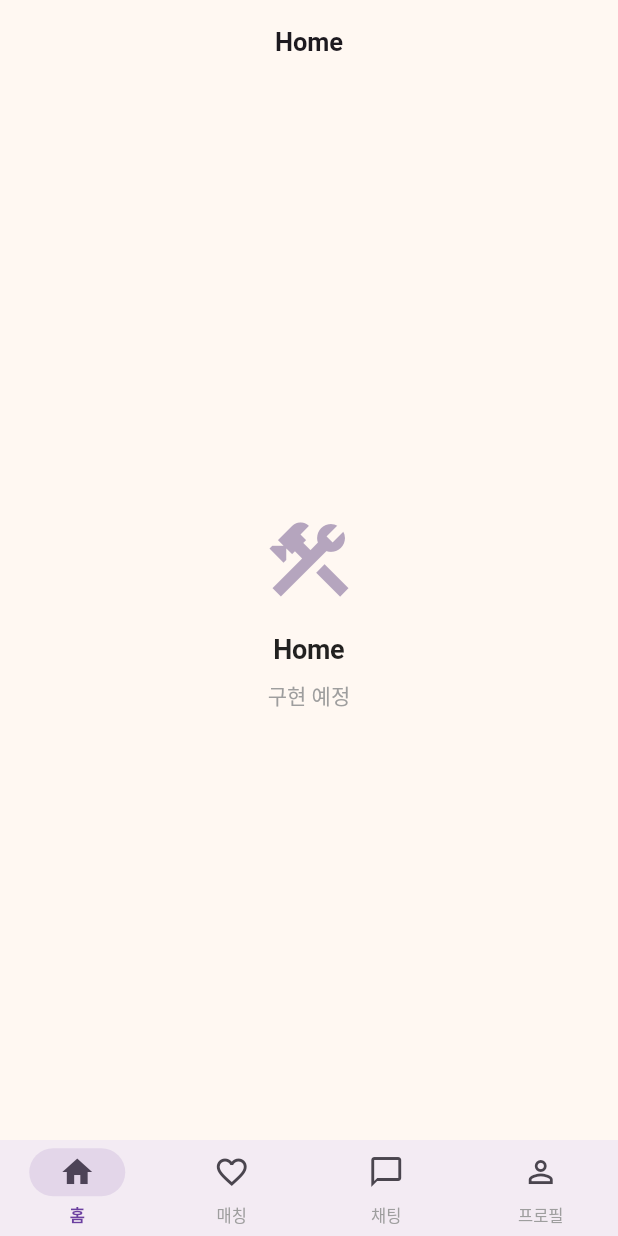
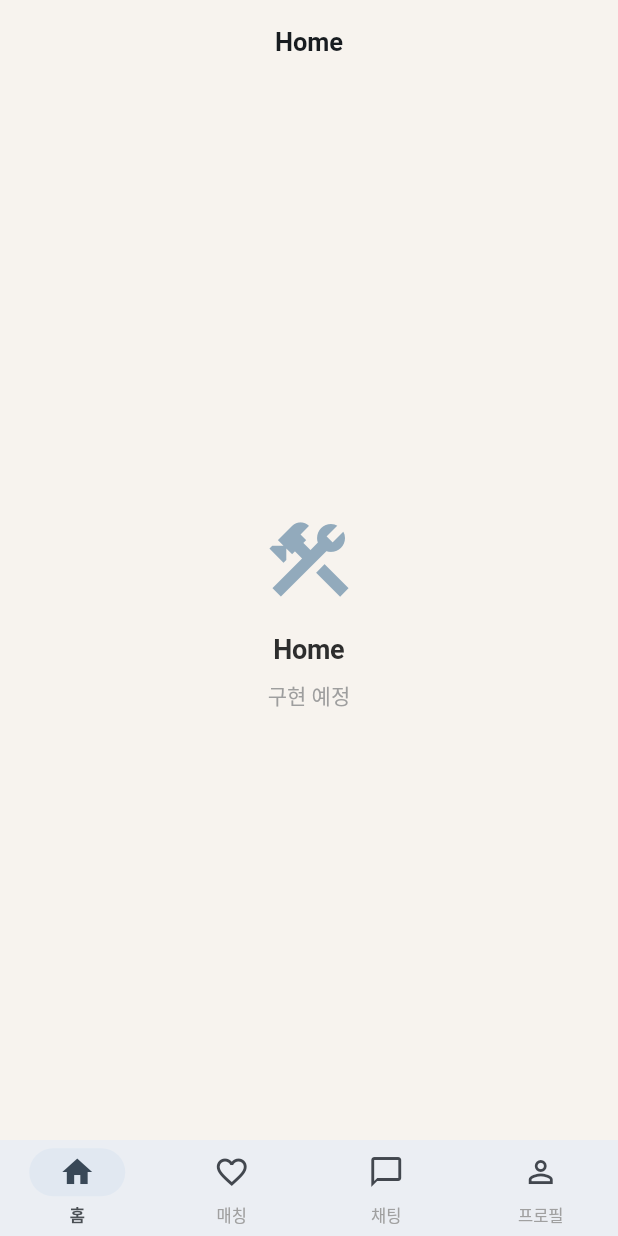
Before and after one commit to unknownstarter/saju-app, a Flutter app: the screen it shows once a user with an empty profile is signed in, on a phone screen of 412 x 824 dp. Run offline on Flutter 3.47's test engine with Material 3 defaults, Android fonts, the phone set to English and light mode, and no system bars; our stand-ins replace flutter_riverpod, go_router, riverpod_annotation, supabase_flutter; accounts and stored records are empty; generated files the repository leaves out were written again.

Commit message:
design: 한지 팔레트 디자인 시스템 및 오행이 캐릭터 에셋 추가
- app_theme.dart: 한지(韓紙) 색상 체계로 전면 개편 (Primary #A8C8E8, Secondary #F2D0D5, Tertiary #4A4F54)
- 오행 캐릭터 SVG 5종 (나무리/불꼬리/흙순이/쇠동이/물결이) — 고양이 컨셉
- 디자인 시스템 문서 및 AI 캐릭터 생성 프롬프트 가이드 작성
- flutter_svg 의존성 추가, find-skills 스킬 설치

Co-Authored-By: Claude Opus 4.6 <noreply@anthropic.com>

```diff
--- a/lib/core/theme/app_theme.dart
+++ b/lib/core/theme/app_theme.dart
@@ -1,36 +1,54 @@
 import 'package:flutter/material.dart';
 
-/// 앱 테마 설정
+/// 앱 테마 설정 — "한지(韓紙)" 디자인 시스템
 ///
-/// 사주 기반 데이팅 앱에 맞는 따뜻하고 신비로운 컬러 팔레트를 사용합니다.
-/// - Primary: 자주색 계열 (신비로움, 운명)
-/// - Secondary: 코랄/핑크 계열 (따뜻함, 로맨스)
-/// - Tertiary: 골드 계열 (고급스러움, 동양적 느낌)
+/// 한국 전통 한지의 은은한 자연색을 기반으로 한 디자인 시스템.
+/// - Primary: 한지 하늘색 (은은한 청색)
+/// - Secondary: 한지 연분홍 (옅은 핑크)
+/// - Tertiary: 먹회색 (짙은 회색)
 ///
-/// 한국어 가독성을 위해 시스템 폰트(Apple SD Gothic Neo / Roboto)를 기본으로 사용하되,
-/// Pretendard 웹폰트를 assets에 추가하면 자동으로 적용되는 구조입니다.
+/// 듀얼 무드: 라이트(캐주얼) ↔ 다크(신비) 컨텍스트 기반 전환
 abstract final class AppTheme {
   // ===========================================================================
-  // 컬러 시스템
+  // 컬러 시스템 — 한지 팔레트
   // ===========================================================================
 
   // 브랜드 시드 컬러
-  static const _primarySeed = Color(0xFF6B3FA0); // 자주색 (신비/운명)
-  static const _secondarySeed = Color(0xFFE8617D); // 코랄 핑크 (로맨스)
-  static const _tertiarySeed = Color(0xFFD4A24E); // 골드 (동양적/프리미엄)
+  static const _primarySeed = Color(0xFFA8C8E8); // 한지 하늘색
+  static const _secondarySeed = Color(0xFFF2D0D5); // 한지 연분홍
+  static const _tertiarySeed = Color(0xFF4A4F54); // 먹회색
 
-  // 오행 컬러 (사주 UI에서 사용)
-  static const woodColor = Color(0xFF4CAF50); // 목(木) - 초록
-  static const fireColor = Color(0xFFEF5350); // 화(火) - 빨강
-  static const earthColor = Color(0xFFFFC107); // 토(土) - 황금
-  static const metalColor = Color(0xFFBDBDBD); // 금(金) - 은회색
-  static const waterColor = Color(0xFF42A5F5); // 수(水) - 파랑
+  // 한지 배경 컬러
+  static const _lightBackground = Color(0xFFF7F3EE); // 한지색
+  static const _lightSurface = Color(0xFFFEFCF9); // 밝은 한지
+  static const _lightElevated = Color(0xFFF0EDE8); // 어두운 한지
+  static const _darkBackground = Color(0xFF1D1E23); // 먹색
+  static const _darkSurface = Color(0xFF2A2B32); // 짙은 먹
+  static const _darkCard = Color(0xFF35363F); // 밝은 먹
 
-  // 궁합 점수 컬러
-  static const compatibilityExcellent = Color(0xFFE91E63); // 90-100: 천생연분
-  static const compatibilityGood = Color(0xFFFF7043); // 70-89: 좋은 인연
-  static const compatibilityNormal = Color(0xFFFFA726); // 50-69: 보통
-  static const compatibilityLow = Color(0xFF78909C); // 0-49: 노력 필요
+  // 오행 컬러 — 한지 톤 (비비드 금지)
+  static const woodColor = Color(0xFF8FB89A); // 목(木) - 수묵 초록
+  static const fireColor = Color(0xFFD4918E); // 화(火) - 연지 핑크
+  static const earthColor = Color(0xFFC8B68E); // 토(土) - 황토 한지
+  static const metalColor = Color(0xFFB8BCC0); // 금(金) - 먹탄 은회
+  static const waterColor = Color(0xFF89B0CB); // 수(水) - 쪽빛 하늘
+
+  // 오행 파스텔 (배경, 뱃지 등)
+  static const woodPastel = Color(0xFFD4E4D7);
+  static const firePastel = Color(0xFFF0D4D2);
+  static const earthPastel = Color(0xFFE8DFC8);
+  static const metalPastel = Color(0xFFE0E2E4);
+  static const waterPastel = Color(0xFFC8DBEA);
+
+  // 궁합 점수 컬러 — 한지 톤
+  static const compatibilityExcellent = Color(0xFFC27A88); // 90-100: 연지색
+  static const compatibilityGood = Color(0xFFC49A7C); // 70-89: 황토 살구
+  static const compatibilityNormal = Color(0xFFA8B0A0); // 50-69: 회녹색
+  static const compatibilityLow = Color(0xFF959EA2); // 0-49: 구색
+
+  // 신비 모드 전용
+  static const mysticGlow = Color(0xFFC8B68E); // 은은한 골드 글로우
+  static const mysticAccent = Color(0xFFD4C9A8); // 밝은 황토
 
   /// 궁합 점수에 따른 컬러 반환
   static Color compatibilityColor(int score) {
@@ -40,8 +58,53 @@ abstract final class AppTheme {
     return compatibilityLow;
   }
 
+  /// 오행 타입에 따른 메인 컬러 반환
+  static Color fiveElementColor(String element) {
+    return switch (element) {
+      '목' || '木' || 'wood' => woodColor,
+      '화' || '火' || 'fire' => fireColor,
+      '토' || '土' || 'earth' => earthColor,
+      '금' || '金' || 'metal' => metalColor,
+      '수' || '水' || 'water' => waterColor,
+      _ => metalColor,
+    };
+  }
+
+  /// 오행 타입에 따른 파스텔 컬러 반환
+  static Color fiveElementPastel(String element) {
+    return switch (element) {
+      '목' || '木' || 'wood' => woodPastel,
+      '화' || '火' || 'fire' => firePastel,
+      '토' || '土' || 'earth' => earthPastel,
+      '금' || '金' || 'metal' => metalPastel,
+      '수' || '水' || 'water' => waterPastel,
+      _ => metalPastel,
+    };
+  }
+
   // ===========================================================================
-  // 라이트 테마
+  // 스페이싱 시스템 (4px 기반)
+  // ===========================================================================
+
+  static const spacingXs = 4.0;
+  static const spacingSm = 8.0;
+  static const spacingMd = 16.0;
+  static const spacingLg = 24.0;
+  static const spacingXl = 32.0;
+  static const spacingXxl = 48.0;
+
+  // ===========================================================================
+  // Border Radius
+  // ===========================================================================
+
+  static const radiusSm = 8.0;
+  static const radiusMd = 12.0;
+  static const radiusLg = 16.0;
+  static const radiusXl = 20.0;
+  static const radiusFull = 999.0;
+
+  // ===========================================================================
+  // 라이트 테마 (기본 — 캐주얼 모드)
   // ===========================================================================
 
   static final light = ThemeData(
@@ -54,12 +117,13 @@ abstract final class AppTheme {
       secondary: _secondarySeed,
       tertiary: _tertiarySeed,
       brightness: Brightness.light,
-      // 배경을 따뜻한 크림톤으로
-      surface: const Color(0xFFFFF8F2),
+      surface: _lightSurface,
     ),
 
+    // --- 스캐폴드 배경 ---
+    scaffoldBackgroundColor: _lightBackground,
+
     // --- 타이포그래피 ---
-    // TODO: Pretendard 폰트 추가 시 fontFamily를 'Pretendard'로 변경
     textTheme: _buildTextTheme(Brightness.light),
 
     // --- AppBar ---
@@ -72,10 +136,10 @@ abstract final class AppTheme {
     ),
 
     // --- Card ---
-    cardTheme: CardTheme(
+    cardTheme: CardThemeData(
       elevation: 0,
       shape: RoundedRectangleBorder(
-        borderRadius: BorderRadius.circular(16),
+        borderRadius: BorderRadius.circular(radiusLg),
       ),
       clipBehavior: Clip.antiAlias,
       color: Colors.white,
@@ -87,7 +151,7 @@ abstract final class AppTheme {
       style: FilledButton.styleFrom(
         minimumSize: const Size(double.infinity, 52),
         shape: RoundedRectangleBorder(
-          borderRadius: BorderRadius.circular(14),
+          borderRadius: BorderRadius.circular(radiusMd + 2),
         ),
         textStyle: const TextStyle(
           fontSize: 16,
@@ -102,9 +166,9 @@ abstract final class AppTheme {
       style: OutlinedButton.styleFrom(
         minimumSize: const Size(double.infinity, 52),
         shape: RoundedRectangleBorder(
-          borderRadius: BorderRadius.circular(14),
+          borderRadius: BorderRadius.circular(radiusMd + 2),
         ),
-        side: BorderSide(color: _primarySeed.withValues(alpha: 0.3)),
+        side: BorderSide(color: _primarySeed.withValues(alpha: 0.4)),
         textStyle: const TextStyle(
           fontSize: 16,
           fontWeight: FontWeight.w600,
@@ -126,30 +190,30 @@ abstract final class AppTheme {
     // --- InputDecoration ---
     inputDecorationTheme: InputDecorationTheme(
       filled: true,
-      fillColor: const Color(0xFFF5F5F5),
+      fillColor: _lightElevated,
       contentPadding: const EdgeInsets.symmetric(horizontal: 16, vertical: 14),
       border: OutlineInputBorder(
-        borderRadius: BorderRadius.circular(12),
+        borderRadius: BorderRadius.circular(radiusMd),
         borderSide: BorderSide.none,
       ),
       enabledBorder: OutlineInputBorder(
-        borderRadius: BorderRadius.circular(12),
+        borderRadius: BorderRadius.circular(radiusMd),
         borderSide: BorderSide.none,
       ),
       focusedBorder: OutlineInputBorder(
-        borderRadius: BorderRadius.circular(12),
+        borderRadius: BorderRadius.circular(radiusMd),
         borderSide: BorderSide(color: _primarySeed, width: 1.5),
       ),
       errorBorder: OutlineInputBorder(
-        borderRadius: BorderRadius.circular(12),
-        borderSide: const BorderSide(color: Colors.red, width: 1),
+        borderRadius: BorderRadius.circular(radiusMd),
+        borderSide: BorderSide(color: fireColor.withValues(alpha: 0.6), width: 1),
       ),
       focusedErrorBorder: OutlineInputBorder(
-        borderRadius: BorderRadius.circular(12),
-        borderSide: const BorderSide(color: Colors.red, width: 1.5),
+        borderRadius: BorderRadius.circular(radiusMd),
+        borderSide: BorderSide(color: fireColor.withValues(alpha: 0.8), width: 1.5),
       ),
-      hintStyle: TextStyle(
-        color: Colors.grey.shade400,
+      hintStyle: const TextStyle(
+        color: Color(0xFFA0A0A0),
         fontSize: 15,
       ),
     ),
@@ -157,7 +221,7 @@ abstract final class AppTheme {
     // --- Chip ---
     chipTheme: ChipThemeData(
       shape: RoundedRectangleBorder(
-        borderRadius: BorderRadius.circular(20),
+        borderRadius: BorderRadius.circular(radiusFull),
       ),
       side: BorderSide.none,
       labelStyle: const TextStyle(fontSize: 13, fontWeight: FontWeight.w500),
@@ -167,35 +231,36 @@ abstract final class AppTheme {
     navigationBarTheme: NavigationBarThemeData(
       elevation: 0,
       height: 64,
-      indicatorColor: _primarySeed.withValues(alpha: 0.12),
+      indicatorColor: _primarySeed.withValues(alpha: 0.15),
       labelTextStyle: WidgetStateProperty.resolveWith((states) {
         if (states.contains(WidgetState.selected)) {
-          return TextStyle(
+          return const TextStyle(
             fontSize: 11,
             fontWeight: FontWeight.w600,
-            color: _primarySeed,
+            color: Color(0xFF4A4F54),
           );
         }
         return const TextStyle(
           fontSize: 11,
           fontWeight: FontWeight.w500,
-          color: Colors.grey,
+          color: Color(0xFFA0A0A0),
         );
       }),
     ),
 
     // --- BottomSheet ---
-    bottomSheetTheme: const BottomSheetThemeData(
-      shape: RoundedRectangleBorder(
+    bottomSheetTheme: BottomSheetThemeData(
+      shape: const RoundedRectangleBorder(
         borderRadius: BorderRadius.vertical(top: Radius.circular(20)),
       ),
       showDragHandle: true,
+      backgroundColor: _lightSurface,
     ),
 
     // --- Dialog ---
-    dialogTheme: DialogTheme(
+    dialogTheme: DialogThemeData(
       shape: RoundedRectangleBorder(
-        borderRadius: BorderRadius.circular(20),
+        borderRadius: BorderRadius.circular(radiusXl),
       ),
     ),
 
@@ -203,7 +268,7 @@ abstract final class AppTheme {
     snackBarTheme: SnackBarThemeData(
       behavior: SnackBarBehavior.floating,
       shape: RoundedRectangleBorder(
-        borderRadius: BorderRadius.circular(12),
+        borderRadius: BorderRadius.circular(radiusMd),
       ),
     ),
 
@@ -211,11 +276,12 @@ abstract final class AppTheme {
     dividerTheme: const DividerThemeData(
       thickness: 0.5,
       space: 0,
+      color: Color(0xFFE8E4DF),
     ),
   );
 
   // ===========================================================================
-  // 다크 테마
+  // 다크 테마 (신비 모드 — 사주 분석, 궁합 결과)
   // ===========================================================================
 
   static final dark = ThemeData(
@@ -228,8 +294,11 @@ abstract final class AppTheme {
       secondary: _secondarySeed,
       tertiary: _tertiarySeed,
       brightness: Brightness.dark,
-      surface: const Color(0xFF1A1A2E),
+      surface: _darkSurface,
     ),
+
+    // --- 스캐폴드 배경 ---
+    scaffoldBackgroundColor: _darkBackground,
 
     // --- 타이포그래피 ---
     textTheme: _buildTextTheme(Brightness.dark),
@@ -244,13 +313,13 @@ abstract final class AppTheme {
     ),
 
     // --- Card ---
-    cardTheme: CardTheme(
+    cardTheme: CardThemeData(
       elevation: 0,
       shape: RoundedRectangleBorder(
-        borderRadius: BorderRadius.circular(16),
+        borderRadius: BorderRadius.circular(radiusLg),
       ),
       clipBehavior: Clip.antiAlias,
-      color: const Color(0xFF252540),
+      color: _darkCard,
       surfaceTintColor: Colors.transparent,
     ),
 
@@ -259,7 +328,7 @@ abstract final class AppTheme {
       style: FilledButton.styleFrom(
         minimumSize: const Size(double.infinity, 52),
         shape: RoundedRectangleBorder(
-          borderRadius: BorderRadius.circular(14),
+          borderRadius: BorderRadius.circular(radiusMd + 2),
         ),
         textStyle: const TextStyle(
           fontSize: 16,
@@ -274,7 +343,7 @@ abstract final class AppTheme {
       style: OutlinedButton.styleFrom(
         minimumSize: const Size(double.infinity, 52),
         shape: RoundedRectangleBorder(
-          borderRadius: BorderRadius.circular(14),
+          borderRadius: BorderRadius.circular(radiusMd + 2),
         ),
         textStyle: const TextStyle(
           fontSize: 16,
@@ -287,25 +356,25 @@ abstract final class AppTheme {
     // --- InputDecoration ---
     inputDecorationTheme: InputDecorationTheme(
       filled: true,
-      fillColor: const Color(0xFF2A2A40),
+      fillColor: _darkCard,
       contentPadding: const EdgeInsets.symmetric(horizontal: 16, vertical: 14),
       border: OutlineInputBorder(
-        borderRadius: BorderRadius.circular(12),
+        borderRadius: BorderRadius.circular(radiusMd),
         borderSide: BorderSide.none,
       ),
       enabledBorder: OutlineInputBorder(
-        borderRadius: BorderRadius.circular(12),
+        borderRadius: BorderRadius.circular(radiusMd),
         borderSide: BorderSide.none,
       ),
       focusedBorder: OutlineInputBorder(
-        borderRadius: BorderRadius.circular(12),
+        borderRadius: BorderRadius.circular(radiusMd),
         borderSide: BorderSide(
-          color: _primarySeed.withValues(alpha: 0.8),
+          color: _primarySeed.withValues(alpha: 0.6),
           width: 1.5,
         ),
       ),
-      hintStyle: TextStyle(
-        color: Colors.grey.shade600,
+      hintStyle: const TextStyle(
+        color: Color(0xFF6B6B6B),
         fontSize: 15,
       ),
     ),
@@ -313,7 +382,7 @@ abstract final class AppTheme {
     // --- Chip ---
     chipTheme: ChipThemeData(
       shape: RoundedRectangleBorder(
-        borderRadius: BorderRadius.circular(20),
+        borderRadius: BorderRadius.circular(radiusFull),
       ),
       side: BorderSide.none,
       labelStyle: const TextStyle(fontSize: 13, fontWeight: FontWeight.w500),
@@ -326,17 +395,18 @@ abstract final class AppTheme {
     ),
 
     // --- BottomSheet ---
-    bottomSheetTheme: const BottomSheetThemeData(
-      shape: RoundedRectangleBorder(
+    bottomSheetTheme: BottomSheetThemeData(
+      shape: const RoundedRectangleBorder(
         borderRadius: BorderRadius.vertical(top: Radius.circular(20)),
       ),
       showDragHandle: true,
+      backgroundColor: _darkSurface,
     ),
 
     // --- Dialog ---
-    dialogTheme: DialogTheme(
+    dialogTheme: DialogThemeData(
       shape: RoundedRectangleBorder(
-        borderRadius: BorderRadius.circular(20),
+        borderRadius: BorderRadius.circular(radiusXl),
       ),
     ),
 
@@ -344,7 +414,7 @@ abstract final class AppTheme {
     snackBarTheme: SnackBarThemeData(
       behavior: SnackBarBehavior.floating,
       shape: RoundedRectangleBorder(
-        borderRadius: BorderRadius.circular(12),
+        borderRadius: BorderRadius.circular(radiusMd),
       ),
     ),
 
@@ -352,6 +422,7 @@ abstract final class AppTheme {
     dividerTheme: const DividerThemeData(
       thickness: 0.5,
       space: 0,
+      color: Color(0xFF35363F),
     ),
   );
 
@@ -366,8 +437,13 @@ abstract final class AppTheme {
   /// - 제목은 weight를 w700 대신 w600으로 (가독성)
   /// - 본문 lineHeight는 1.5 이상 확보
   static TextTheme _buildTextTheme(Brightness brightness) {
-    final baseColor =
-        brightness == Brightness.light ? Colors.black87 : Colors.white;
+    final baseColor = brightness == Brightness.light
+        ? const Color(0xFF2D2D2D) // 짙은 먹 (순수 검정 대신)
+        : const Color(0xFFE8E4DF); // 한지 백색
+
+    final secondaryColor = brightness == Brightness.light
+        ? const Color(0xFF6B6B6B) // 연한 먹
+        : const Color(0xFFA09B94); // 한지 회
 
     return TextTheme(
       // 대형 타이틀 (사주 결과, 매칭 점수 등)
@@ -459,7 +535,7 @@ abstract final class AppTheme {
         fontWeight: FontWeight.w400,
         letterSpacing: 0,
         height: 1.5,
-        color: baseColor.withValues(alpha: 0.7),
+        color: secondaryColor,
       ),
 
       // 라벨, 캡션
@@ -482,7 +558,7 @@ abstract final class AppTheme {
         fontWeight: FontWeight.w500,
         letterSpacing: 0,
         height: 1.4,
-        color: baseColor.withValues(alpha: 0.6),
+        color: secondaryColor,
       ),
     );
   }
--- a/pubspec.yaml
+++ b/pubspec.yaml
@@ -36,6 +36,7 @@ dependencies:
 
   # --- UI ---
   cupertino_icons: ^1.0.8
+  flutter_svg: ^2.0.17
 
 dev_dependencies:
   flutter_test:
@@ -53,6 +54,9 @@ dev_dependencies:
 flutter:
   uses-material-design: true
 
+  assets:
+    - assets/images/characters/
+
   # TODO: 커스텀 폰트 추가 시 주석 해제
   # fonts:
   #   - family: Pretendard
```
Also changed, not shown: skills-lock.json (added, +10 -0 lines), assets/images/characters/bulkkori_fire.svg (added), assets/images/characters/heuksuni_earth.svg (added), assets/images/characters/mulgyeori_water.svg (added), assets/images/characters/namuri_wood.svg (added), assets/images/characters/soedongi_metal.svg (added), pubspec.lock, 4 other files.
